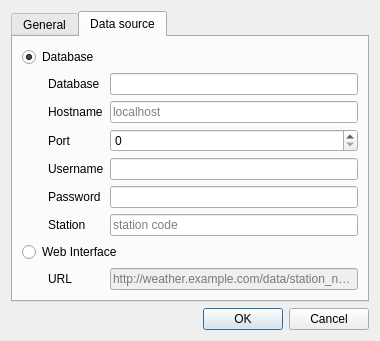
This is desktop/settingsdialog.ui in davidrg/zxweather as Qt 5 draws it before an edit. The edited form follows.
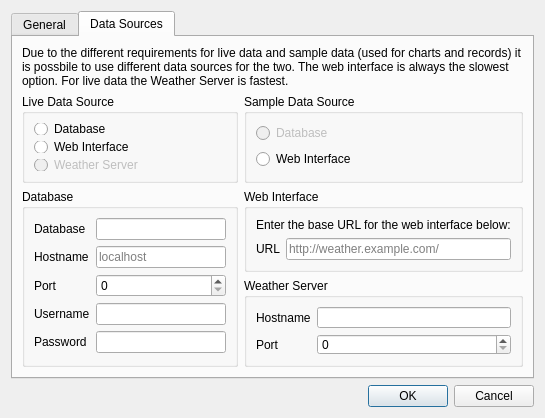
This is the edited form. The open tabs and pages were chosen to show the change. Icons and pictures are not drawn.

Commit message: Reworked settings:   - Charts now use the URL set in the settings dialog   - "Station Name" setting is now "Station Code" and has been moved out of the     database data source   - Data source selection is not provided separately for live and sample data   - New Weather Server configuration options (Currently disabled along with     the sample database option as they're not implemented yet)

What changed in the file:
```diff
--- a/desktop/settingsdialog.ui
+++ b/desktop/settingsdialog.ui
@@ -6,8 +6,8 @@
    <rect>
     <x>0</x>
     <y>0</y>
-    <width>380</width>
-    <height>316</height>
+    <width>545</width>
+    <height>388</height>
    </rect>
   </property>
   <property name="windowTitle">
@@ -18,6 +18,16 @@
     <normaloff>:/icons/settings</normaloff>:/icons/settings</iconset>
   </property>
   <layout class="QGridLayout" name="gridLayout_4">
+   <item row="2" column="0">
+    <widget class="QDialogButtonBox" name="buttonBox">
+     <property name="orientation">
+      <enum>Qt::Horizontal</enum>
+     </property>
+     <property name="standardButtons">
+      <set>QDialogButtonBox::Cancel|QDialogButtonBox::Ok</set>
+     </property>
+    </widget>
+   </item>
    <item row="0" column="0">
     <widget class="QTabWidget" name="tabWidget">
      <property name="currentIndex">
@@ -27,12 +37,15 @@
       <attribute name="title">
        <string>General</string>
       </attribute>
-      <layout class="QGridLayout" name="gridLayout">
-       <item row="2" column="0">
+      <layout class="QGridLayout" name="gridLayout_3">
+       <item row="3" column="0">
         <spacer name="verticalSpacer">
          <property name="orientation">
           <enum>Qt::Vertical</enum>
          </property>
+         <property name="sizeType">
+          <enum>QSizePolicy::Expanding</enum>
+         </property>
          <property name="sizeHint" stdset="0">
           <size>
            <width>20</width>
@@ -41,8 +54,87 @@
          </property>
         </spacer>
        </item>
-       <item row="0" column="0">
+       <item row="1" column="0">
+        <widget class="QGroupBox" name="groupBox_7">
+         <property name="title">
+          <string>Station</string>
+         </property>
+         <layout class="QGridLayout" name="gridLayout">
+          <item row="1" column="0">
+           <widget class="QLabel" name="stationNameLabel">
+            <property name="text">
+             <string>Station Code</string>
+            </property>
+           </widget>
+          </item>
+          <item row="1" column="1">
+           <widget class="QLineEdit" name="stationNameLineEdit">
+            <property name="sizePolicy">
+             <sizepolicy hsizetype="Minimum" vsizetype="Fixed">
+              <horstretch>0</horstretch>
+              <verstretch>0</verstretch>
+             </sizepolicy>
+            </property>
+            <property name="maxLength">
+             <number>5</number>
+            </property>
+            <property name="placeholderText">
+             <string>station code</string>
+            </property>
+           </widget>
+          </item>
+          <item row="1" column="2">
+           <spacer name="horizontalSpacer">
+            <property name="orientation">
+             <enum>Qt::Horizontal</enum>
+            </property>
+            <property name="sizeHint" stdset="0">
+             <size>
+              <width>40</width>
+              <height>20</height>
+             </size>
+            </property>
+           </spacer>
+          </item>
+          <item row="0" column="0" colspan="3">
+           <widget class="QLabel" name="label_7">
+            <property name="text">
+             <string>&lt;html&gt;&lt;head/&gt;&lt;body&gt;&lt;p&gt;This is the code for the station to monitor. It is present in all web interface URLs. For example: &lt;br/&gt;http://weather.zx.net.nz/s/&lt;span style=&quot; font-weight:600;&quot;&gt;rua&lt;/span&gt;/.&lt;/p&gt;&lt;/body&gt;&lt;/html&gt;</string>
+            </property>
+            <property name="wordWrap">
+             <bool>true</bool>
+            </property>
+           </widget>
+          </item>
+         </layout>
+        </widget>
+       </item>
+       <item row="2" column="0">
+        <widget class="QGroupBox" name="groupBox_6">
+         <property name="sizePolicy">
+          <sizepolicy hsizetype="Preferred" vsizetype="Preferred">
+           <horstretch>0</horstretch>
+           <verstretch>0</verstretch>
+          </sizepolicy>
+         </property>
+         <property name="minimumSize">
+          <size>
+           <width>0</width>
+           <height>80</height>
+          </size>
+         </property>
+         <property name="title">
+          <string>Minimise Action</string>
+         </property>
         <widget class="QCheckBox" name="chkMinimiseToSystemTray">
+          <property name="geometry">
+           <rect>
+            <x>10</x>
+            <y>20</y>
+            <width>135</width>
+            <height>17</height>
+           </rect>
+          </property>
          <property name="toolTip">
           <string>Minimise to the system tray instead of the task bar.</string>
          </property>
@@ -53,9 +145,15 @@
           <string>Minimise to system tray</string>
          </property>
         </widget>
-       </item>
-       <item row="1" column="0">
         <widget class="QCheckBox" name="chkCloseToSystemTray">
+          <property name="geometry">
+           <rect>
+            <x>10</x>
+            <y>50</y>
+            <width>177</width>
+            <height>17</height>
+           </rect>
+          </property>
          <property name="toolTip">
           <string>When the window is closed it will minimise to the system tray instead.</string>
          </property>
@@ -66,51 +164,66 @@
           <string>Minimise to system tray on close</string>
          </property>
         </widget>
+        </widget>
        </item>
       </layout>
      </widget>
      <widget class="QWidget" name="dbTab">
       <attribute name="title">
-       <string>Data source</string>
+       <string>Data Sources</string>
       </attribute>
-      <layout class="QGridLayout" name="gridLayout_3">
-       <item row="0" column="0">
         <layout class="QGridLayout" name="gridLayout_2">
-         <item row="5" column="2">
-          <widget class="QLineEdit" name="passwordLineEdit">
-           <property name="toolTip">
-            <string>Password for the database user account</string>
-           </property>
-           <property name="whatsThis">
-            <string>Password for the database user account</string>
-           </property>
-           <property name="echoMode">
-            <enum>QLineEdit::PasswordEchoOnEdit</enum>
-           </property>
-          </widget>
-         </item>
-         <item row="5" column="1">
-          <widget class="QLabel" name="passwordLabel">
-           <property name="text">
-            <string>Password</string>
-           </property>
-          </widget>
-         </item>
-         <item row="1" column="1">
+       <item row="2" column="0" rowspan="2">
+        <widget class="QGroupBox" name="gbDatabase">
+         <property name="title">
+          <string>Database</string>
+         </property>
+         <layout class="QFormLayout" name="formLayout_2">
+          <item row="0" column="0">
           <widget class="QLabel" name="databaseLabel">
            <property name="text">
             <string>Database</string>
            </property>
           </widget>
          </item>
-         <item row="4" column="1">
-          <widget class="QLabel" name="usernameLabel">
+          <item row="0" column="1">
+           <widget class="QLineEdit" name="databaseLineEdit">
+            <property name="toolTip">
+             <string>Name of the database containing weather data</string>
+            </property>
+            <property name="whatsThis">
+             <string>Name of the database containing weather data</string>
+            </property>
+           </widget>
+          </item>
+          <item row="1" column="0">
+           <widget class="QLabel" name="hostnameLabel">
            <property name="text">
-            <string>Username</string>
+             <string>Hostname</string>
            </property>
           </widget>
          </item>
-         <item row="3" column="2">
+          <item row="1" column="1">
+           <widget class="QLineEdit" name="hostnameLineEdit">
+            <property name="toolTip">
+             <string>IP Address or DNS name of the database server.</string>
+            </property>
+            <property name="whatsThis">
+             <string>IP Address or DNS name of the database server.</string>
+            </property>
+            <property name="placeholderText">
+             <string>localhost</string>
+            </property>
+           </widget>
+          </item>
+          <item row="2" column="0">
+           <widget class="QLabel" name="portLabel">
+            <property name="text">
+             <string>Port</string>
+            </property>
+           </widget>
+          </item>
+          <item row="2" column="1">
           <widget class="QSpinBox" name="portSpinBox">
            <property name="toolTip">
             <string>Port the database server is listening on. This is normally 5432.</string>
@@ -123,89 +236,63 @@
            </property>
           </widget>
          </item>
+          <item row="3" column="0">
+           <widget class="QLabel" name="usernameLabel">
+            <property name="text">
+             <string>Username</string>
+            </property>
+           </widget>
+          </item>
          <item row="3" column="1">
-          <widget class="QLabel" name="portLabel">
+           <widget class="QLineEdit" name="usernameLineEdit">
+            <property name="toolTip">
+             <string>User to login to the database server as</string>
+            </property>
+            <property name="whatsThis">
+             <string>User to login to the database server as</string>
+            </property>
+           </widget>
+          </item>
+          <item row="4" column="0">
+           <widget class="QLabel" name="passwordLabel">
            <property name="text">
-            <string>Port</string>
+             <string>Password</string>
            </property>
           </widget>
          </item>
-         <item row="0" column="0" colspan="3">
-          <widget class="QRadioButton" name="rbDatabase">
+          <item row="4" column="1">
+           <widget class="QLineEdit" name="passwordLineEdit">
            <property name="toolTip">
-            <string>Retrieve data directly from the database.</string>
+             <string>Password for the database user account</string>
            </property>
            <property name="whatsThis">
-            <string>Retrieve data directly from the database. Requires a direct connection to the database server. Allows data to be refreshed as it arrives rather than having to poll for it ever minute as is done for the web interface.</string>
-           </property>
-           <property name="text">
-            <string>Database</string>
-           </property>
-           <property name="checked">
-            <bool>true</bool>
-           </property>
-          </widget>
-         </item>
-         <item row="7" column="0" colspan="3">
-          <widget class="QRadioButton" name="rbWebInterface">
-           <property name="whatsThis">
-            <string>&lt;html&gt;&lt;head/&gt;&lt;body&gt;&lt;p&gt;Retrieve data from the web interface. Suitable for when direct access to the database server is not possible. Data is refreshed every 48 seconds, indoor temperature and humidity readings are not available.&lt;/p&gt;&lt;/body&gt;&lt;/html&gt;</string>
-           </property>
-           <property name="text">
+             <string>Password for the database user account</string>
+            </property>
+            <property name="echoMode">
+             <enum>QLineEdit::PasswordEchoOnEdit</enum>
+            </property>
+           </widget>
+          </item>
+         </layout>
+        </widget>
+       </item>
+       <item row="2" column="1">
+        <widget class="QGroupBox" name="gbWeb">
+         <property name="title">
             <string>Web Interface</string>
            </property>
-          </widget>
-         </item>
-         <item row="2" column="2">
-          <widget class="QLineEdit" name="hostnameLineEdit">
-           <property name="toolTip">
-            <string>IP Address or DNS name of the database server.</string>
-           </property>
-           <property name="whatsThis">
-            <string>IP Address or DNS name of the database server.</string>
-           </property>
-           <property name="placeholderText">
-            <string>localhost</string>
-           </property>
-          </widget>
-         </item>
+         <layout class="QFormLayout" name="formLayout">
          <item row="1" column="0">
-          <spacer name="horizontalSpacer">
-           <property name="orientation">
-            <enum>Qt::Horizontal</enum>
-           </property>
-           <property name="sizeType">
-            <enum>QSizePolicy::Maximum</enum>
-           </property>
-           <property name="sizeHint" stdset="0">
-            <size>
-             <width>20</width>
-             <height>20</height>
-            </size>
-           </property>
-          </spacer>
-         </item>
-         <item row="8" column="1">
           <widget class="QLabel" name="UrlLabel">
            <property name="text">
             <string>URL</string>
            </property>
           </widget>
          </item>
-         <item row="1" column="2">
-          <widget class="QLineEdit" name="databaseLineEdit">
-           <property name="toolTip">
-            <string>Name of the database containing weather data</string>
-           </property>
-           <property name="whatsThis">
-            <string>Name of the database containing weather data</string>
-           </property>
-          </widget>
-         </item>
-         <item row="8" column="2">
+          <item row="1" column="1">
           <widget class="QLineEdit" name="UrlLineEdit">
            <property name="enabled">
-            <bool>false</bool>
+             <bool>true</bool>
            </property>
            <property name="toolTip">
             <string>&lt;html&gt;&lt;head/&gt;&lt;body&gt;&lt;p&gt;&lt;span style=&quot; font-weight:600; text-decoration: underline;&quot;&gt;Web interface URL:&lt;/span&gt;&lt;/p&gt;&lt;p&gt;This is the full URL for the data section of the web interface. This will be something like:&lt;br/&gt;http://weather.example.com/data/&amp;lt;your-station-name&amp;gt;/&lt;/p&gt;&lt;p&gt;If you normally access your station data at:&lt;br/&gt;http://weather.example.com/s/foo/&lt;br/&gt;then the appropriate data URL will be:&lt;br/&gt;http://weather.example.com/data/foo/&lt;/p&gt;&lt;p&gt;You can enter the data URL into your web browser to confirm it is correct. You should get a &amp;quot;Station Data&amp;quot; page with links to various station-level datasets.&lt;/p&gt;&lt;/body&gt;&lt;/html&gt;</string>
@@ -214,58 +301,133 @@
             <string>&lt;html&gt;&lt;head/&gt;&lt;body&gt;&lt;p&gt;&lt;span style=&quot; font-weight:600; text-decoration: underline;&quot;&gt;Web interface URL:&lt;/span&gt;&lt;/p&gt;&lt;p&gt;This is the full URL for the data section of the web interface. This will be something like:&lt;br/&gt;    http://weather.example.com/data/&amp;lt;your-station-name&amp;gt;/&lt;/p&gt;&lt;p&gt;If you normally access your station data at:&lt;br/&gt;    http://weather.example.com/s/foo/&lt;br/&gt;then the appropriate data URL will be:&lt;br/&gt;    http://weather.example.com/data/foo/&lt;/p&gt;&lt;p&gt;You can enter the data URL into your web browser to confirm it is correct. You should get a &amp;quot;Station Data&amp;quot; page with links to various station-level datasets.&lt;/p&gt;&lt;/body&gt;&lt;/html&gt;</string>
            </property>
            <property name="placeholderText">
-            <string>http://weather.example.com/data/station_name/</string>
+             <string>http://weather.example.com/</string>
            </property>
           </widget>
          </item>
-         <item row="4" column="2">
-          <widget class="QLineEdit" name="usernameLineEdit">
-           <property name="toolTip">
-            <string>User to login to the database server as</string>
-           </property>
-           <property name="whatsThis">
-            <string>User to login to the database server as</string>
-           </property>
-          </widget>
-         </item>
-         <item row="2" column="1">
-          <widget class="QLabel" name="hostnameLabel">
+          <item row="0" column="0" colspan="2">
+           <widget class="QLabel" name="label_5">
+            <property name="text">
+             <string>Enter the base URL for the web interface below:</string>
+            </property>
+           </widget>
+          </item>
+         </layout>
+        </widget>
+       </item>
+       <item row="3" column="1">
+        <widget class="QGroupBox" name="gbServer">
+         <property name="title">
+          <string>Weather Server</string>
+         </property>
+         <layout class="QFormLayout" name="formLayout_3">
+          <item row="0" column="0">
+           <widget class="QLabel" name="label_3">
            <property name="text">
             <string>Hostname</string>
            </property>
           </widget>
          </item>
-         <item row="6" column="1">
-          <widget class="QLabel" name="stationNameLabel">
-           <property name="text">
-            <string>Station</string>
-           </property>
-          </widget>
-         </item>
-         <item row="6" column="2">
-          <widget class="QLineEdit" name="stationNameLineEdit">
-           <property name="maxLength">
-            <number>8</number>
-           </property>
-           <property name="placeholderText">
-            <string>station code</string>
-           </property>
-          </widget>
-         </item>
-        </layout>
-       </item>
-      </layout>
-     </widget>
-    </widget>
+          <item row="0" column="1">
+           <widget class="QLineEdit" name="serverHostnameLineEdit"/>
    </item>
    <item row="1" column="0">
-    <widget class="QDialogButtonBox" name="buttonBox">
+           <widget class="QLabel" name="label_4">
+            <property name="text">
+             <string>Port</string>
+            </property>
+           </widget>
+          </item>
+          <item row="1" column="1">
+           <widget class="QSpinBox" name="serverPortSpinBox"/>
+          </item>
+         </layout>
+        </widget>
+       </item>
+       <item row="1" column="1">
+        <widget class="QGroupBox" name="groupBox_4">
+         <property name="title">
+          <string>Sample Data Source</string>
+         </property>
+         <layout class="QVBoxLayout" name="verticalLayout_2">
+          <item>
+           <widget class="QRadioButton" name="rbSampleDatabase">
+            <property name="enabled">
+             <bool>false</bool>
+            </property>
+            <property name="text">
+             <string>Database</string>
+            </property>
+           </widget>
+          </item>
+          <item>
+           <widget class="QRadioButton" name="rbSampleWeb">
+            <property name="text">
+             <string>Web Interface</string>
+            </property>
+           </widget>
+          </item>
+          <item>
+           <spacer name="verticalSpacer_2">
      <property name="orientation">
-      <enum>Qt::Horizontal</enum>
-     </property>
-     <property name="standardButtons">
-      <set>QDialogButtonBox::Cancel|QDialogButtonBox::Ok</set>
-     </property>
+             <enum>Qt::Vertical</enum>
+            </property>
+            <property name="sizeHint" stdset="0">
+             <size>
+              <width>20</width>
+              <height>40</height>
+             </size>
+            </property>
+           </spacer>
+          </item>
+         </layout>
+        </widget>
+       </item>
+       <item row="1" column="0">
+        <widget class="QGroupBox" name="groupBox_3">
+         <property name="title">
+          <string>Live Data Source</string>
+         </property>
+         <layout class="QVBoxLayout" name="verticalLayout">
+          <item>
+           <widget class="QRadioButton" name="rbLiveDatabase">
+            <property name="text">
+             <string>Database</string>
+            </property>
+           </widget>
+          </item>
+          <item>
+           <widget class="QRadioButton" name="rbLiveWeb">
+            <property name="text">
+             <string>Web Interface</string>
+            </property>
+           </widget>
+          </item>
+          <item>
+           <widget class="QRadioButton" name="rbLiveServer">
+            <property name="enabled">
+             <bool>false</bool>
+            </property>
+            <property name="text">
+             <string>Weather Server</string>
+            </property>
+           </widget>
+          </item>
+         </layout>
+        </widget>
+       </item>
+       <item row="0" column="0" colspan="2">
+        <widget class="QLabel" name="label_6">
+         <property name="text">
+          <string>Due to the different requirements for live data and sample data (used for charts and records) it is possbile to use different data sources for the two. The web interface is always the slowest option. For live data the Weather Server is fastest.</string>
+         </property>
+         <property name="wordWrap">
+          <bool>true</bool>
+         </property>
+        </widget>
+       </item>
+      </layout>
+     </widget>
     </widget>
    </item>
   </layout>
```
Left out of the diff: 100 changed lines with no effect on the pictures. Lines whose indentation alone changed are shown as unchanged. The commit also changes 7 other files.
